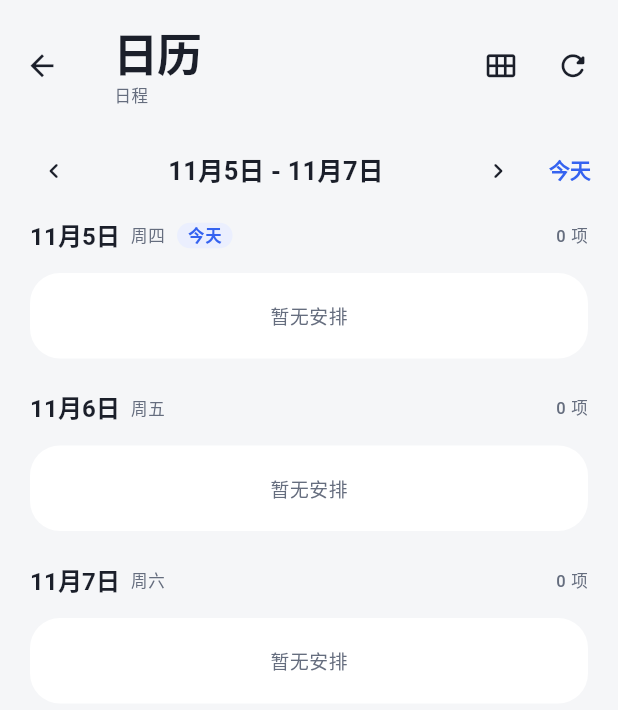
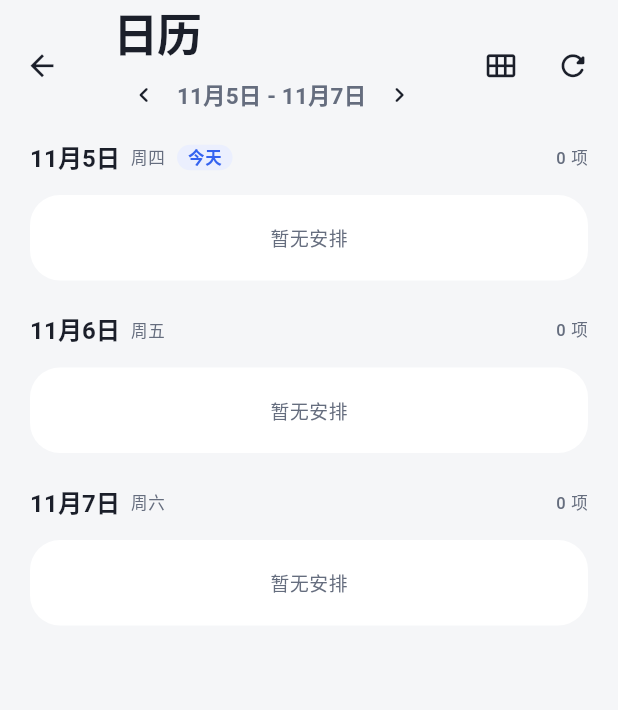
Before and after one commit to AnsGoo/caldav-free, a Flutter app: the CalendarPage screen opened directly, on a phone screen of 412 x 824 dp. Shown: the top 710 px of the screen. Run offline on Flutter 3.47's test engine with Material 3 defaults, Android fonts, the phone set to English and light mode, and no system bars; our stand-ins replace drift, flutter_local_notifications, timezone; accounts and stored records are empty; generated files the repository leaves out were written again.

Commit message:
feat(calendar): 日期切换收进 AppBar 标题区
「◀ 2026年11月 ▶ 今天」原本独立占一行。现在把上一段 / 区间 / 下一段
并进标题区（竖屏跟在「日历」下方，横屏同一行），去掉「今天」按钮，
标题栏外不再有单独一行，纵向省下约 48dp。

- 新增 _PeriodNavigator（紧凑箭头 + 可点区间文字）
- 区间文字点击回到今天，保留原「今天」的能力，不额外占位
- 移除 body 里的导航行

```diff
--- a/mobile/lib/features/calendar/calendar_page.dart
+++ b/mobile/lib/features/calendar/calendar_page.dart
@@ -433,13 +433,15 @@ class _CalendarPageState extends State<CalendarPage> {
               letterSpacing: -0.9,
             ),
           ),
-          subtitle: Text(
-            _viewLabel(_view),
-            maxLines: 1,
-            overflow: TextOverflow.ellipsis,
-            style: theme.textTheme.labelSmall?.copyWith(
-              color: scheme.onSurfaceVariant,
-            ),
+          // 上一段 / 当前区间 / 下一段 收进标题区，省掉原来单独的一行；
+          // 区间文字点一下回到今天，替代原来的「今天」按钮。
+          subtitle: _PeriodNavigator(
+            label: _title(_view, _anchor),
+            onPrevious: () => _move(-1),
+            onNext: () => _move(1),
+            onToday: _today,
+            color: scheme.onSurfaceVariant,
+            textStyle: theme.textTheme.titleSmall,
           ),
         ),
         actions: [
@@ -490,31 +492,6 @@ class _CalendarPageState extends State<CalendarPage> {
       body: Column(
         crossAxisAlignment: CrossAxisAlignment.stretch,
         children: [
-          Padding(
-            padding: const EdgeInsets.fromLTRB(12, 2, 8, 2),
-            child: Row(
-              children: [
-                IconButton(
-                  tooltip: '上一段',
-                  onPressed: () => _move(-1),
-                  icon: const Icon(Icons.chevron_left_rounded),
-                ),
-                Expanded(
-                  child: Text(
-                    _title(_view, _anchor),
-                    textAlign: TextAlign.center,
-                    style: theme.textTheme.titleMedium,
-                  ),
-                ),
-                IconButton(
-                  tooltip: '下一段',
-                  onPressed: () => _move(1),
-                  icon: const Icon(Icons.chevron_right_rounded),
-                ),
-                TextButton(onPressed: _today, child: const Text('今天')),
-              ],
-            ),
-          ),
           Expanded(
             child: Builder(
               builder: (context) {
@@ -874,6 +851,67 @@ String _weekday(DateTime day) {
 
 DateTime _sundayOf(DateTime day) =>
     _dateOnly(day).subtract(Duration(days: day.weekday % 7));
+
+/// 日期区间导航：◀ 2026年11月 ▶。放在 AppBar 标题区，点文字回到今天。
+class _PeriodNavigator extends StatelessWidget {
+  const _PeriodNavigator({
+    required this.label,
+    required this.onPrevious,
+    required this.onNext,
+    required this.onToday,
+    required this.color,
+    this.textStyle,
+  });
+
+  final String label;
+  final VoidCallback onPrevious;
+  final VoidCallback onNext;
+  final VoidCallback onToday;
+  final Color color;
+  final TextStyle? textStyle;
+
+  @override
+  Widget build(BuildContext context) {
+    return Row(
+      mainAxisSize: MainAxisSize.min,
+      children: [
+        _arrow(Icons.chevron_left_rounded, '上一段', onPrevious),
+        Flexible(
+          child: Tooltip(
+            message: '回到今天',
+            child: InkWell(
+              borderRadius: BorderRadius.circular(6),
+              onTap: onToday,
+              child: Padding(
+                padding: const EdgeInsets.symmetric(horizontal: 2, vertical: 4),
+                child: Text(
+                  label,
+                  maxLines: 1,
+                  overflow: TextOverflow.ellipsis,
+                  textAlign: TextAlign.center,
+                  style: textStyle?.copyWith(color: color),
+                ),
+              ),
+            ),
+          ),
+        ),
+        _arrow(Icons.chevron_right_rounded, '下一段', onNext),
+      ],
+    );
+  }
+
+  Widget _arrow(IconData icon, String tooltip, VoidCallback onTap) {
+    return IconButton(
+      tooltip: tooltip,
+      onPressed: onTap,
+      iconSize: 20,
+      padding: EdgeInsets.zero,
+      visualDensity: VisualDensity.compact,
+      constraints: const BoxConstraints(minWidth: 32, minHeight: 32),
+      icon: Icon(icon),
+    );
+  }
+}
 
 class _Entry {
   const _Entry.event(this.event) : task = null;
```
